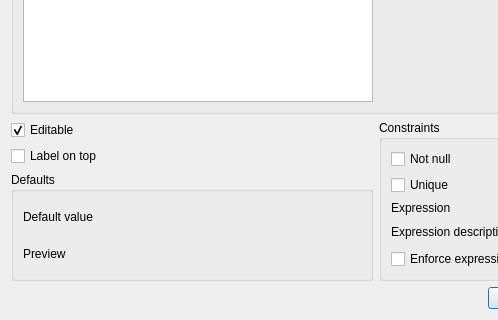
Above: src/ui/qgsattributetypeedit.ui from qgis/QGIS before the change; both pictures show x 0 to 498 and y 167 to 487 of the 751 by 487 pixel window. Below: the same form after it.
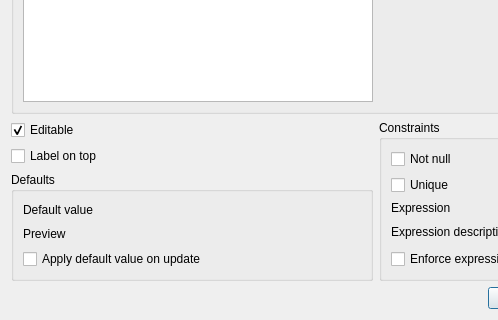
That is the form after the change. Custom widgets are drawn as their Qt base class.

Commit message: Config interface for apply on update default values

The edit to the form file:
```diff
--- a/src/ui/qgsattributetypeedit.ui
+++ b/src/ui/qgsattributetypeedit.ui
@@ -139,10 +139,10 @@
           </property>
          </widget>
         </item>
-        <item row="2" column="0">
-         <widget class="QLabel" name="label_4">
+        <item row="3" column="1">
+         <widget class="QLabel" name="mDefaultPreviewLabel">
           <property name="text">
-           <string>Preview</string>
+           <string/>
           </property>
          </widget>
         </item>
@@ -153,10 +153,20 @@
           </property>
          </widget>
         </item>
-        <item row="2" column="1">
-         <widget class="QLabel" name="mDefaultPreviewLabel">
+        <item row="3" column="0">
+         <widget class="QLabel" name="label_4">
           <property name="text">
-           <string/>
+           <string>Preview</string>
+          </property>
+         </widget>
+        </item>
+        <item row="4" column="0" colspan="2">
+         <widget class="QCheckBox" name="mApplyDefaultValueOnUpdateCheckBox">
+          <property name="toolTip">
+           <string>&lt;p&gt;With this option checked, the default value will not only be used when the feature is first created, but also whenever a feature's attribute or geometry is changed.&lt;/p&gt;&lt;p&gt;This is often useful for a last_modified timestamp or to record the username that last modified the feature.&lt;/p&gt;</string>
+          </property>
+          <property name="text">
+           <string>Apply default value on update</string>
           </property>
          </widget>
         </item>
```
The commit also changes 3 other files.
